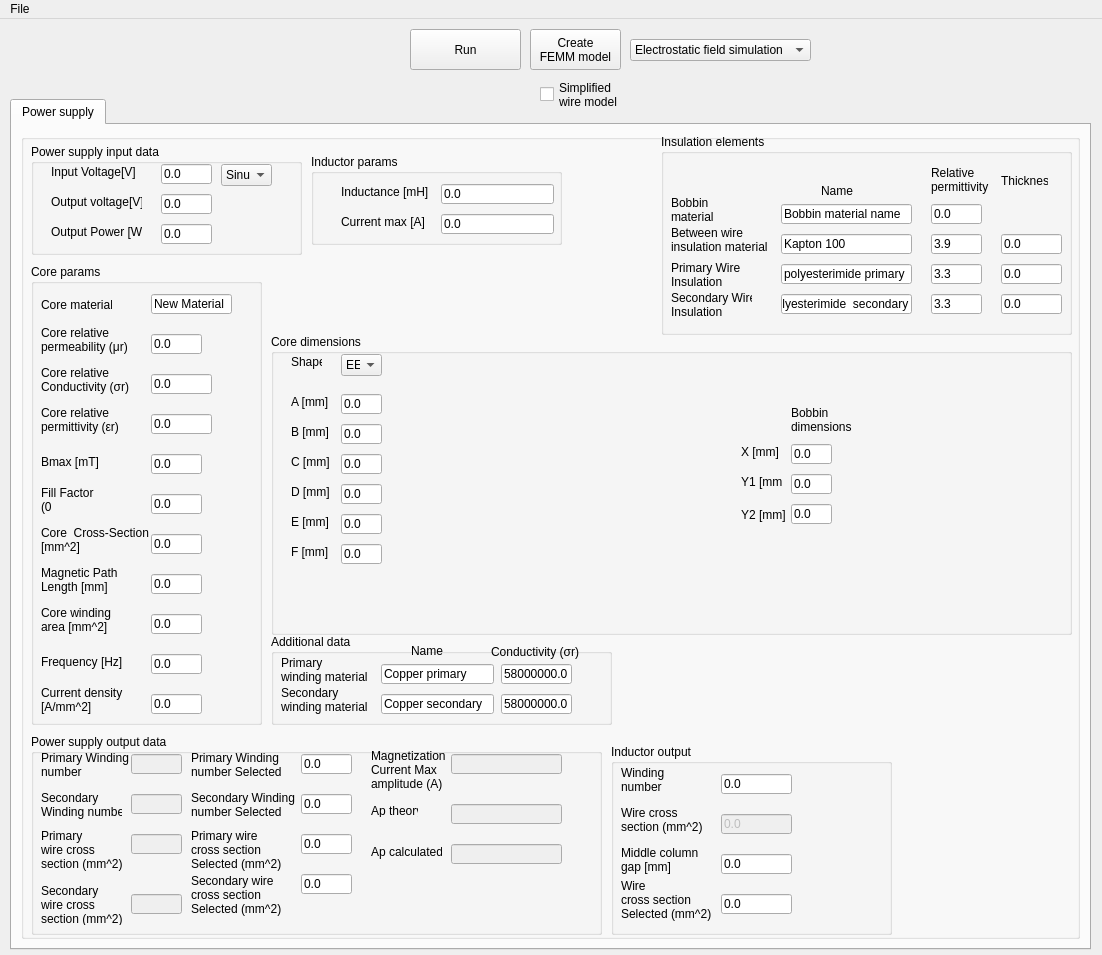
Before: the Qt Designer form src/gui.ui in marcinszajner/TrafoCalc, drawn with Qt 5.
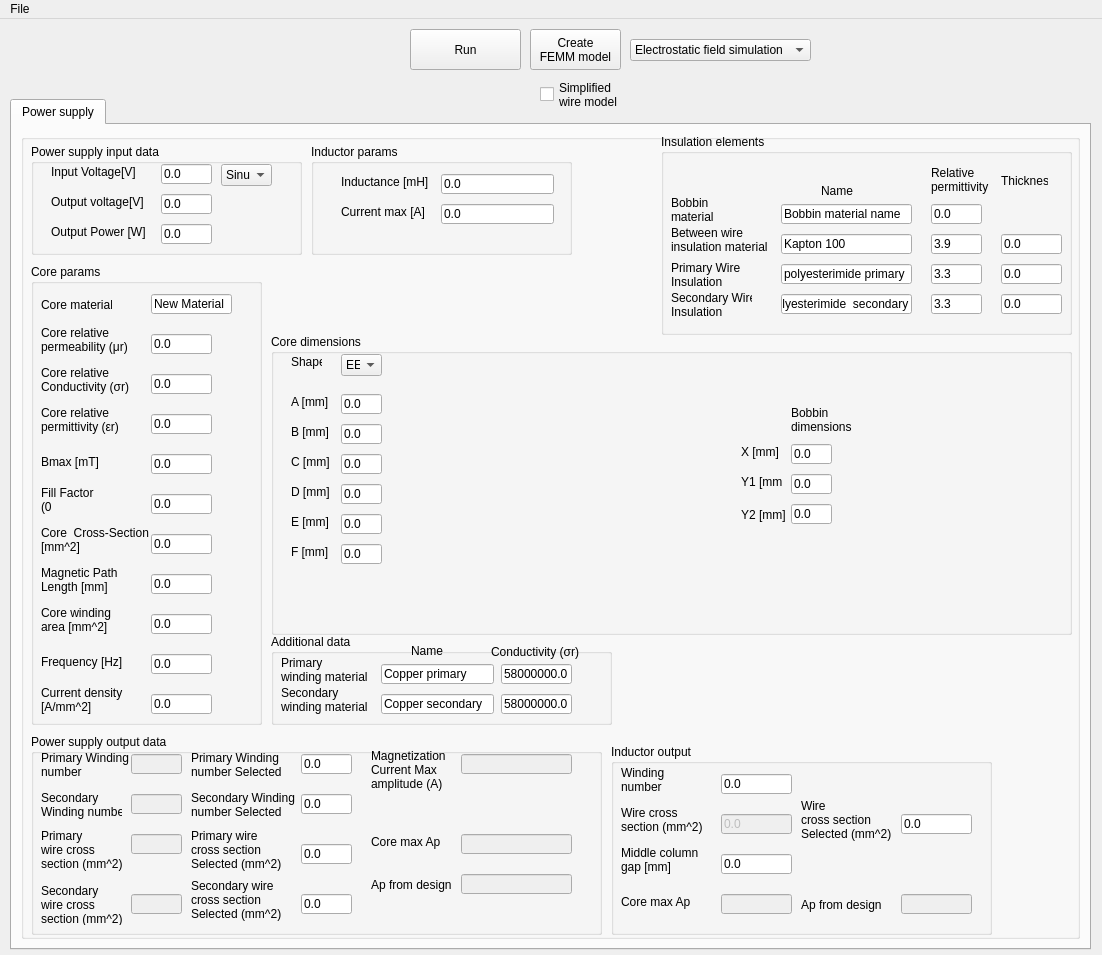
After: the same form once the commit is applied. Icons and pictures are not drawn.

Commit message: add Ap for inductance

The edit to the form file:
```diff
--- a/src/gui.ui
+++ b/src/gui.ui
@@ -150,7 +150,7 @@
            <rect>
             <x>20</x>
             <y>50</y>
-            <width>91</width>
+            <width>101</width>
             <height>16</height>
            </rect>
           </property>
@@ -196,7 +196,7 @@
            <rect>
             <x>20</x>
             <y>80</y>
-            <width>91</width>
+            <width>101</width>
             <height>16</height>
            </rect>
           </property>
@@ -794,9 +794,9 @@
           <property name="geometry">
            <rect>
             <x>160</x>
-            <y>130</y>
+            <y>140</y>
             <width>101</width>
-            <height>61</height>
+            <height>51</height>
            </rect>
           </property>
           <property name="text">
@@ -864,13 +864,13 @@
           <property name="geometry">
            <rect>
             <x>340</x>
-            <y>70</y>
-            <width>47</width>
-            <height>13</height>
+            <y>100</y>
+            <width>71</width>
+            <height>16</height>
            </rect>
           </property>
           <property name="text">
-           <string>Ap theory</string>
+           <string>Core max Ap</string>
           </property>
          </widget>
          <widget class="QLabel" name="SecondaryWindingSelectedlabel">
@@ -932,8 +932,8 @@
           </property>
           <property name="geometry">
            <rect>
-            <x>420</x>
-            <y>110</y>
+            <x>430</x>
+            <y>140</y>
             <width>111</width>
             <height>20</height>
            </rect>
@@ -958,13 +958,13 @@
           <property name="geometry">
            <rect>
             <x>340</x>
-            <y>110</y>
-            <width>71</width>
-            <height>16</height>
+            <y>140</y>
+            <width>81</width>
+            <height>21</height>
            </rect>
           </property>
           <property name="text">
-           <string>Ap calculated</string>
+           <string>Ap from design</string>
           </property>
          </widget>
          <widget class="QLabel" name="label_3">
@@ -1000,7 +1000,7 @@
           <property name="geometry">
            <rect>
             <x>270</x>
-            <y>100</y>
+            <y>110</y>
             <width>51</width>
             <height>20</height>
            </rect>
@@ -1029,8 +1029,8 @@
           </property>
           <property name="geometry">
            <rect>
-            <x>420</x>
-            <y>70</y>
+            <x>430</x>
+            <y>100</y>
             <width>111</width>
             <height>20</height>
            </rect>
@@ -1070,7 +1070,7 @@
           </property>
           <property name="geometry">
            <rect>
-            <x>420</x>
+            <x>430</x>
             <y>20</y>
             <width>111</width>
             <height>20</height>
@@ -1081,7 +1081,7 @@
           <property name="geometry">
            <rect>
             <x>270</x>
-            <y>140</y>
+            <y>160</y>
             <width>51</width>
             <height>20</height>
            </rect>
@@ -1227,9 +1227,9 @@
          <property name="geometry">
           <rect>
            <x>290</x>
-           <y>20</y>
-           <width>251</width>
-           <height>91</height>
+           <y>10</y>
+           <width>261</width>
+           <height>111</height>
           </rect>
          </property>
          <property name="title">
@@ -1331,7 +1331,7 @@
            <rect>
             <x>120</x>
             <y>70</y>
-            <width>51</width>
+            <width>61</width>
             <height>20</height>
            </rect>
           </property>
@@ -1412,7 +1412,7 @@
            <rect>
             <x>120</x>
             <y>190</y>
-            <width>51</width>
+            <width>61</width>
             <height>20</height>
            </rect>
           </property>
@@ -1438,7 +1438,7 @@
            <rect>
             <x>120</x>
             <y>230</y>
-            <width>51</width>
+            <width>61</width>
             <height>20</height>
            </rect>
           </property>
@@ -1465,7 +1465,7 @@
            <rect>
             <x>120</x>
             <y>270</y>
-            <width>51</width>
+            <width>61</width>
             <height>20</height>
            </rect>
           </property>
@@ -1492,7 +1492,7 @@
            <rect>
             <x>120</x>
             <y>310</y>
-            <width>51</width>
+            <width>61</width>
             <height>20</height>
            </rect>
           </property>
@@ -1519,7 +1519,7 @@
            <rect>
             <x>120</x>
             <y>350</y>
-            <width>51</width>
+            <width>61</width>
             <height>20</height>
            </rect>
           </property>
@@ -1546,7 +1546,7 @@
            <rect>
             <x>120</x>
             <y>390</y>
-            <width>51</width>
+            <width>61</width>
             <height>20</height>
            </rect>
           </property>
@@ -1572,7 +1572,7 @@
            <rect>
             <x>120</x>
             <y>430</y>
-            <width>51</width>
+            <width>61</width>
             <height>20</height>
            </rect>
           </property>
@@ -1600,7 +1600,7 @@
           <rect>
            <x>590</x>
            <y>610</y>
-           <width>281</width>
+           <width>381</width>
            <height>191</height>
           </rect>
          </property>
@@ -1694,8 +1694,8 @@
          <widget class="QLineEdit" name="WireCrossSectionSelectedInductanceValue">
           <property name="geometry">
            <rect>
-            <x>110</x>
-            <y>150</y>
+            <x>290</x>
+            <y>70</y>
             <width>71</width>
             <height>20</height>
            </rect>
@@ -1707,8 +1707,8 @@
          <widget class="QLabel" name="PrimaryWireCrossSectionSelectedlabel_2">
           <property name="geometry">
            <rect>
-            <x>10</x>
-            <y>130</y>
+            <x>190</x>
+            <y>50</y>
             <width>101</width>
             <height>51</height>
            </rect>
@@ -1719,6 +1719,71 @@
 Selected (mm^2)</string>
           </property>
          </widget>
+         <widget class="QLabel" name="ApTheoryLabel_2">
+          <property name="geometry">
+           <rect>
+            <x>10</x>
+            <y>150</y>
+            <width>71</width>
+            <height>16</height>
+           </rect>
+          </property>
+          <property name="text">
+           <string>Core max Ap</string>
+          </property>
+         </widget>
+         <widget class="QLineEdit" name="ApTheoryInductanceValue">
+          <property name="enabled">
+           <bool>false</bool>
+          </property>
+          <property name="geometry">
+           <rect>
+            <x>110</x>
+            <y>150</y>
+            <width>71</width>
+            <height>20</height>
+           </rect>
+          </property>
+         </widget>
+         <widget class="QLabel" name="ApCalculatedLabel_2">
+          <property name="geometry">
+           <rect>
+            <x>190</x>
+            <y>150</y>
+            <width>91</width>
+            <height>21</height>
+           </rect>
+          </property>
+          <property name="text">
+           <string>Ap from design</string>
+          </property>
+         </widget>
+         <widget class="QLineEdit" name="ApCalculatedInductanceValue">
+          <property name="enabled">
+           <bool>false</bool>
+          </property>
+          <property name="geometry">
+           <rect>
+            <x>290</x>
+            <y>150</y>
+            <width>71</width>
+            <height>20</height>
+           </rect>
+          </property>
+         </widget>
+         <widget class="QLabel" name="ApResultInductanceLabel">
+          <property name="geometry">
+           <rect>
+            <x>170</x>
+            <y>170</y>
+            <width>47</width>
+            <height>13</height>
+           </rect>
+          </property>
+          <property name="text">
+           <string/>
+          </property>
+         </widget>
         </widget>
        </widget>
       </item>
```
Left out of the diff: 4 changed lines with no effect on the pictures. The commit also changes 3 other files.
